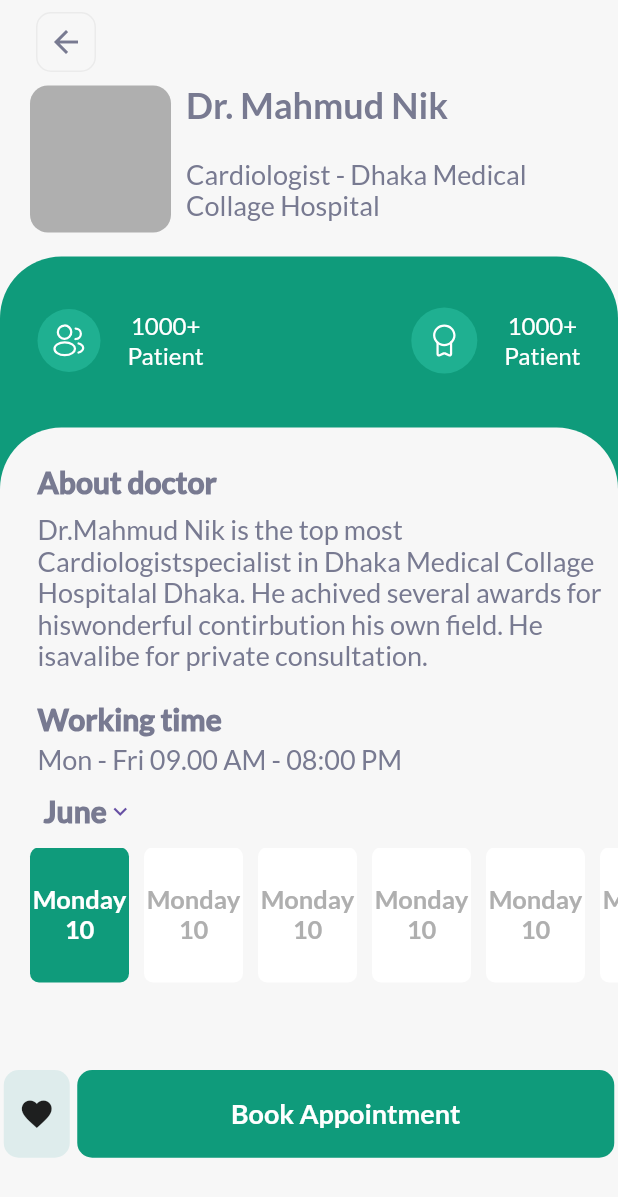
After one commit to YorqinBek7/Clinic-App, a Flutter app: the DoctorDetailsScreen screen opened by its route, on a phone screen of 412 x 824 dp. The commit adds this screen. Shown: the top 1197 px of the screen. Run offline on Flutter 3.47's test engine with Material 2 defaults, Android fonts, the phone set to English and light mode, and no system bars; our stand-ins replace bloc, flutter_bloc, flutter_svg.

Commit message:
added doctors details

```diff
--- a/lib/screens/routers.dart
+++ b/lib/screens/routers.dart
@@ -1,3 +1,4 @@
+import 'package:clinic_app/screens/tab_box/home_screen/doctors_screen/doctor_details_screen/doctor_details_screen.dart';
 import 'package:clinic_app/screens/tab_box/home_screen/doctors_screen/doctors_screen.dart';
 import 'package:clinic_app/screens/tab_box/main_tab.dart';
 import 'package:clinic_app/screens/unknown_screen.dart';
@@ -11,6 +12,8 @@ class Routes {
         return navigateRoute(const DoctorsScreen(), settings);
       case ClinicRoutes.mainTab:
         return navigateRoute(const MainTab(), settings);
+      case ClinicRoutes.doctorDetailsScreen:
+        return navigateRoute(DoctorDetailsScreen(), settings);
       default:
         return navigateRoute(const UnknownScreen(), settings);
     }
--- /dev/null
+++ b/lib/screens/tab_box/home_screen/doctors_screen/doctor_details_screen/doctor_details_screen.dart
@@ -0,0 +1,342 @@
+import 'package:clinic_app/screens/tab_box/global_widgets/appbar_back_button.dart';
+import 'package:clinic_app/utils/colors.dart';
+import 'package:clinic_app/utils/icons.dart';
+import 'package:flutter/material.dart';
+import 'dart:io' show Platform;
+
+import 'package:flutter_svg/flutter_svg.dart';
+
+class DoctorDetailsScreen extends StatefulWidget {
+  const DoctorDetailsScreen({super.key});
+
+  @override
+  State<DoctorDetailsScreen> createState() => _DoctorDetailsScreenState();
+}
+
+class _DoctorDetailsScreenState extends State<DoctorDetailsScreen> {
+  int _currentIndex = 0;
+
+  @override
+  Widget build(BuildContext context) {
+    final TextTheme _textStyle = Theme.of(context).textTheme;
+    return Scaffold(
+      appBar: AppBar(
+        automaticallyImplyLeading: false,
+        actions: [
+          Padding(
+            padding: const EdgeInsets.only(left: 20.0),
+            child: appBarBackButton(Platform.isAndroid, context),
+          ),
+          Spacer(),
+        ],
+      ),
+      body: SingleChildScrollView(
+        child: Column(
+          children: [
+            _doctorTitleView(context, _textStyle),
+            SizedBox(
+              height: 15.0,
+            ),
+            Stack(
+              children: [
+                Container(
+                  height: MediaQuery.of(context).size.height * .8,
+                  decoration: BoxDecoration(
+                    color: ClinicColors.C_0F9B7B,
+                    borderRadius: BorderRadius.only(
+                      topLeft: Radius.circular(41.0),
+                      topRight: Radius.circular(41.0),
+                    ),
+                  ),
+                ),
+                Positioned(
+                  top: 114.0,
+                  bottom: 0.0,
+                  right: 0.0,
+                  left: 0.0,
+                  child: Container(
+                    padding: EdgeInsets.only(top: 25.0),
+                    decoration: BoxDecoration(
+                      color: ClinicColors.scaffoldColor,
+                      borderRadius: BorderRadius.only(
+                        topLeft: Radius.circular(41.0),
+                        topRight: Radius.circular(41.0),
+                      ),
+                    ),
+                    child: Column(
+                      crossAxisAlignment: CrossAxisAlignment.start,
+                      children: [
+                        _customMediumText(_textStyle, 'About doctor'),
+                        SizedBox(
+                          height: 10.0,
+                        ),
+                        _customSmallText(
+                          _textStyle,
+                          'Dr.Mahmud Nik is the top most Cardiologistspecialist in Dhaka Medical Collage Hospitalal Dhaka. He achived several awards for hiswonderful contirbution his own field. He isavalibe for private consultation.',
+                        ),
+                        SizedBox(
+                          height: 20.0,
+                        ),
+                        _customMediumText(_textStyle, 'Working time'),
+                        SizedBox(
+                          height: 5.0,
+                        ),
+                        _customSmallText(
+                            _textStyle, 'Mon - Fri 09.00 AM - 08:00 PM'),
+                        Padding(
+                          padding: const EdgeInsets.only(left: 17.0),
+                          child: TextButton(
+                            onPressed: () => {},
+                            child: Row(
+                              children: [
+                                Text(
+                                  'June',
+                                  style: _textStyle.displayMedium!.copyWith(
+                                    fontSize: 20.0,
+                                    fontWeight: FontWeight.w900,
+                                  ),
+                                ),
+                                Icon(
+                                  Icons.keyboard_arrow_down,
+                                ),
+                              ],
+                            ),
+                          ),
+                        ),
+                        SizedBox(
+                          height: 90.0,
+                          child: ListView.builder(
+                            scrollDirection: Axis.horizontal,
+                            itemCount: 7,
+                            itemBuilder: (context, index) => GestureDetector(
+                              onTap: () =>
+                                  setState(() => _currentIndex = index),
+                              child: Container(
+                                margin: EdgeInsets.only(
+                                  left: index == 0 ? 20.0 : 10.0,
+                                  right: index == 6 ? 20.0 : 0.0,
+                                ),
+                                height: 90.0,
+                                width: 66.0,
+                                decoration: BoxDecoration(
+                                  color: _currentIndex == index
+                                      ? ClinicColors.C_0F9B7B
+                                      : ClinicColors.white,
+                                  borderRadius: BorderRadius.circular(6.0),
+                                ),
+                                child: Column(
+                                  mainAxisAlignment: MainAxisAlignment.center,
+                                  children: [
+                                    Text(
+                                      'Monday',
+                                      style: _textStyle.displayMedium!.copyWith(
+                                        color: _currentIndex == index
+                                            ? ClinicColors.white
+                                            : ClinicColors.C_AFAFAF,
+                                        fontSize: 17.0,
+                                      ),
+                                    ),
+                                    Text(
+                                      '10',
+                                      style: _textStyle.displayMedium!.copyWith(
+                                        color: _currentIndex == index
+                                            ? ClinicColors.white
+                                            : ClinicColors.C_AFAFAF,
+                                        fontSize: 17.0,
+                                      ),
+                                    ),
+                                  ],
+                                ),
+                              ),
+                            ),
+                          ),
+                        ),
+                        Spacer(),
+                        Expanded(
+                          child: Row(
+                            mainAxisAlignment: MainAxisAlignment.spaceEvenly,
+                            children: [
+                              Container(
+                                margin: EdgeInsets.symmetric(horizontal: 2.5),
+                                padding: EdgeInsets.all(10.0),
+                                decoration: BoxDecoration(
+                                  borderRadius: BorderRadius.circular(10.0),
+                                  color: ClinicColors.C_DEECEC,
+                                ),
+                                height: 64.0,
+                                child: Icon(Icons.favorite),
+                              ),
+                              Expanded(
+                                child: Container(
+                                  margin: EdgeInsets.symmetric(horizontal: 2.5),
+                                  padding: EdgeInsets.all(10.0),
+                                  decoration: BoxDecoration(
+                                    borderRadius: BorderRadius.circular(10.0),
+                                    color: ClinicColors.C_0F9B7B,
+                                  ),
+                                  height: 64.0,
+                                  child: Center(
+                                    child: Text(
+                                      'Book Appointment',
+                                      style: _textStyle.displayMedium!.copyWith(
+                                        color: ClinicColors.white,
+                                        fontSize: 18.0,
+                                      ),
+                                    ),
+                                  ),
+                                ),
+                              )
+                            ],
+                          ),
+                        ),
+                        Spacer(),
+                      ],
+                    ),
+                  ),
+                ),
+                Positioned(
+                  top: 34.0,
+                  left: 25.0,
+                  right: 25.0,
+                  child: SizedBox(
+                    width: MediaQuery.of(context).size.width,
+                    child: Row(
+                      children: [
+                        _doctorAchievments(
+                            context, ClinicIcons.people, _textStyle),
+                        Spacer(),
+                        _doctorAchievments(
+                            context, ClinicIcons.medal, _textStyle),
+                      ],
+                    ),
+                  ),
+                ),
+              ],
+            )
+          ],
+        ),
+      ),
+    );
+  }
+
+  Padding _customMediumText(TextTheme _textStyle, String text) {
+    return Padding(
+      padding: const EdgeInsets.only(left: 25.0),
+      child: Text(
+        text,
+        style: _textStyle.displayMedium!.copyWith(
+          fontSize: 20.0,
+          fontWeight: FontWeight.w900,
+        ),
+      ),
+    );
+  }
+
+  Padding _customSmallText(TextTheme _textStyle, String text) {
+    return Padding(
+      padding: const EdgeInsets.only(left: 25.0),
+      child: Text(
+        text,
+        style: _textStyle.displayMedium!.copyWith(
+          fontSize: 18.0,
+          fontWeight: FontWeight.w400,
+        ),
+        maxLines: 6,
+        overflow: TextOverflow.ellipsis,
+      ),
+    );
+  }
+
+  Row _doctorAchievments(
+    BuildContext context,
+    String icon,
+    TextTheme textStyle,
+  ) {
+    return Row(
+      children: [
+        Container(
+          padding: EdgeInsets.all(10.0),
+          decoration: BoxDecoration(
+            shape: BoxShape.circle,
+            color: ClinicColors.C_1FB091,
+          ),
+          child: SvgPicture.asset(icon),
+        ),
+        SizedBox(
+          width: 18.0,
+        ),
+        Column(
+          children: [
+            Text(
+              '1000+',
+              style: textStyle.displaySmall!.copyWith(
+                color: ClinicColors.white,
+                fontWeight: FontWeight.w400,
+                fontSize: 16.0,
+              ),
+            ),
+            Text(
+              'Patient',
+              style: textStyle.displaySmall!.copyWith(
+                color: ClinicColors.white,
+                fontWeight: FontWeight.w400,
+                fontSize: 16.0,
+              ),
+            ),
+          ],
+        ),
+      ],
+    );
+  }
+
+  Padding _doctorTitleView(BuildContext context, TextTheme textStyle) {
+    return Padding(
+      padding: const EdgeInsets.symmetric(horizontal: 20.0),
+      child: SizedBox(
+        height: 100.0,
+        child: Row(
+          children: [
+            Container(
+              height: 98.0,
+              width: 94.0,
+              decoration: BoxDecoration(
+                borderRadius: BorderRadius.circular(12.0),
+                color: ClinicColors.C_AFAFAF,
+              ),
+            ),
+            SizedBox(
+              width: 10.0,
+            ),
+            Flexible(
+              child: Column(
+                crossAxisAlignment: CrossAxisAlignment.start,
+                children: [
+                  Flexible(
+                    child: Text(
+                      'Dr. Mahmud Nik',
+                      style: textStyle.displayMedium!.copyWith(
+                          fontSize: 24.0, fontWeight: FontWeight.w700),
+                      overflow: TextOverflow.ellipsis,
+                      maxLines: 1,
+                    ),
+                  ),
+                  Spacer(),
+                  Flexible(
+                    flex: 2,
+                    child: Text(
+                      'Cardiologist - Dhaka Medical Collage Hospital',
+                      style: textStyle.displayMedium!.copyWith(
+                          fontSize: 18.0, fontWeight: FontWeight.w400),
+                      overflow: TextOverflow.ellipsis,
+                      maxLines: 2,
+                    ),
+                  ),
+                ],
+              ),
+            ),
+          ],
+        ),
+      ),
+    );
+  }
+}
--- a/lib/screens/tab_box/home_screen/doctors_screen/doctors_screen.dart
+++ b/lib/screens/tab_box/home_screen/doctors_screen/doctors_screen.dart
@@ -1,6 +1,7 @@
 import 'package:clinic_app/blocs/listen_pin_categories/listen_pin_categories_bloc.dart';
 import 'package:clinic_app/screens/tab_box/global_widgets/appbar_back_button.dart';
 import 'package:clinic_app/utils/colors.dart';
+import 'package:clinic_app/utils/constants.dart';
 import 'package:flutter/material.dart';
 import 'package:flutter_bloc/flutter_bloc.dart';
 import 'dart:io' show Platform;
@@ -120,7 +121,10 @@ class _DoctorsScreenViewState extends State<DoctorsScreenView> {
           SliverList(
             delegate: SliverChildBuilderDelegate(
               childCount: 10,
-              (context, index) => Padding(
+              (context, index) => GestureDetector(
+                onTap: () => Navigator.pushNamed(
+                    context, ClinicRoutes.doctorDetailsScreen),
+                child: Padding(
                   padding: const EdgeInsets.symmetric(horizontal: 20.0),
                   child: Container(
                     padding: EdgeInsets.all(5.0),
@@ -183,6 +187,7 @@ class _DoctorsScreenViewState extends State<DoctorsScreenView> {
                   ),
                 ),
               ),
+            ),
           )
         ],
       ),
--- a/lib/screens/tab_box/main_tab.dart
+++ b/lib/screens/tab_box/main_tab.dart
@@ -62,7 +62,7 @@ class MainTab extends StatelessWidget {
       padding: EdgeInsets.all(10.0),
       decoration: BoxDecoration(
         borderRadius: BorderRadius.circular(10.0),
-        color: ClinicColors.F0F9F8,
+        color: ClinicColors.C_F0F9F8,
       ),
       child: icon,
     );
--- a/lib/utils/colors.dart
+++ b/lib/utils/colors.dart
@@ -10,5 +10,7 @@ class ClinicColors {
   static const Color C_AFAFAF = Color(0xffAFAFAF);
   static const Color C_808080 = Color(0xff808080);
   static const Color C_0F9B7B = Color(0xff0F9B7B);
-  static const Color F0F9F8 = Color(0xffF0F9F8);
+  static const Color C_F0F9F8 = Color(0xffF0F9F8);
+  static const Color C_1FB091 = Color(0xff1FB091);
+  static const Color C_DEECEC = Color(0xffDEECEC);
 }
--- a/lib/utils/constants.dart
+++ b/lib/utils/constants.dart
@@ -1,4 +1,5 @@
 class ClinicRoutes {
   static const String mainTab = '/';
   static const String doctorsScreen = '/doctors_screen';
+  static const String doctorDetailsScreen = '/doctor_details_screen';
 }
--- a/lib/utils/icons.dart
+++ b/lib/utils/icons.dart
@@ -5,4 +5,6 @@ class ClinicIcons {
   static const String notifBottom = 'assets/icons/notif_bottom.svg';
   static const String stats = 'assets/icons/stats.svg';
   static const String notif = 'assets/icons/notif.svg';
+  static const String medal = 'assets/icons/medal.svg';
+  static const String people = 'assets/icons/people.svg';
 }
```
Also changed, not shown: assets/icons/medal.svg (added), assets/icons/people.svg (added). Lines whose indentation alone changed are shown as unchanged.
